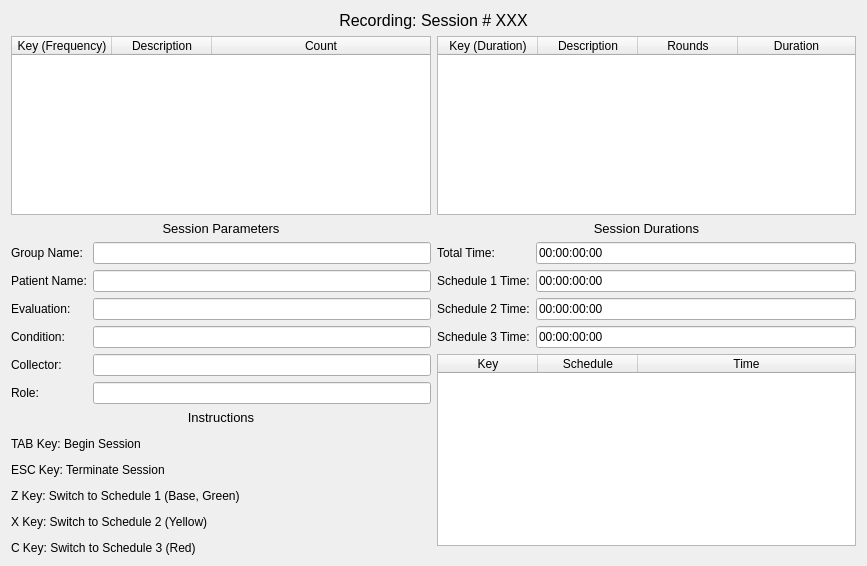
Qt form recordingwindow.ui (miyamot0/DataTracker3) before a commit.
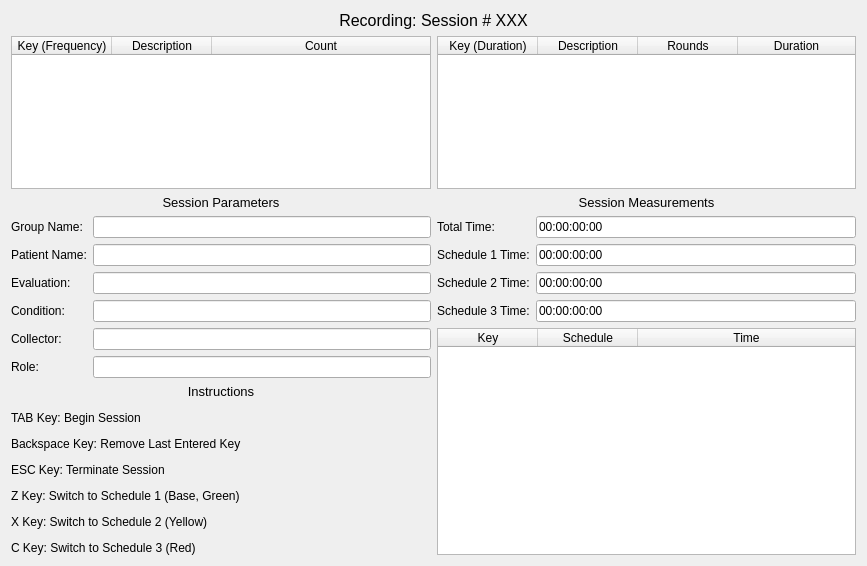
The same form after that commit.

Commit message: recording window cleanup, formatting

What changed in the file:
```diff
--- a/recordingwindow.ui
+++ b/recordingwindow.ui
@@ -246,7 +246,7 @@
            <item row="7" column="0" colspan="2">
             <widget class="QLabel" name="label_6">
              <property name="text">
-              <string>&lt;html&gt;&lt;head/&gt;&lt;body&gt;&lt;p align=&quot;center&quot;&gt;&lt;span style=&quot; font-size:10pt;&quot;&gt;Instructions&lt;/span&gt;&lt;/p&gt;&lt;p&gt;TAB Key: Begin Session&lt;/p&gt;&lt;p&gt;ESC Key: Terminate Session&lt;/p&gt;&lt;p&gt;Z Key: Switch to Schedule 1 (Base, Green)&lt;/p&gt;&lt;p&gt;X Key: Switch to Schedule 2 (Yellow)&lt;/p&gt;&lt;p&gt;C Key: Switch to Schedule 3 (Red)&lt;/p&gt;&lt;/body&gt;&lt;/html&gt;</string>
+              <string>&lt;html&gt;&lt;head/&gt;&lt;body&gt;&lt;p align=&quot;center&quot;&gt;&lt;span style=&quot; font-size:10pt;&quot;&gt;Instructions&lt;/span&gt;&lt;/p&gt;&lt;p&gt;TAB Key: Begin Session&lt;/p&gt;&lt;p&gt;Backspace Key: Remove Last Entered Key&lt;/p&gt;&lt;p&gt;ESC Key: Terminate Session&lt;/p&gt;&lt;p&gt;Z Key: Switch to Schedule 1 (Base, Green)&lt;/p&gt;&lt;p&gt;X Key: Switch to Schedule 2 (Yellow)&lt;/p&gt;&lt;p&gt;C Key: Switch to Schedule 3 (Red)&lt;/p&gt;&lt;/body&gt;&lt;/html&gt;</string>
              </property>
             </widget>
            </item>
@@ -275,10 +275,13 @@
         <layout class="QVBoxLayout" name="panelRightBottom">
          <item>
           <layout class="QFormLayout" name="layoutDurations">
+           <property name="verticalSpacing">
+            <number>6</number>
+           </property>
            <item row="0" column="0" colspan="2">
             <widget class="QLabel" name="label_4">
              <property name="text">
-              <string>&lt;html&gt;&lt;head/&gt;&lt;body&gt;&lt;p align=&quot;center&quot;&gt;&lt;span style=&quot; font-size:10pt;&quot;&gt;Session Durations&lt;/span&gt;&lt;/p&gt;&lt;/body&gt;&lt;/html&gt;</string>
+              <string>&lt;html&gt;&lt;head/&gt;&lt;body&gt;&lt;p align=&quot;center&quot;&gt;&lt;span style=&quot; font-size:10pt;&quot;&gt;Session Measurements&lt;/span&gt;&lt;/p&gt;&lt;/body&gt;&lt;/html&gt;</string>
              </property>
             </widget>
            </item>
@@ -365,10 +368,12 @@
              </property>
             </widget>
            </item>
-           <item row="5" column="0" colspan="2">
+          </layout>
+         </item>
+         <item>
             <widget class="QTableWidget" name="tableWidgetLog">
              <property name="sizePolicy">
-              <sizepolicy hsizetype="Expanding" vsizetype="Preferred">
+            <sizepolicy hsizetype="Expanding" vsizetype="MinimumExpanding">
                <horstretch>0</horstretch>
                <verstretch>0</verstretch>
               </sizepolicy>
@@ -419,8 +424,6 @@
               </property>
              </column>
             </widget>
-           </item>
-          </layout>
          </item>
         </layout>
        </item>
```
Left out of the diff: 30 changed lines with no effect on the pictures. Lines whose indentation alone changed are shown as unchanged. The commit also changes 1 other file.
